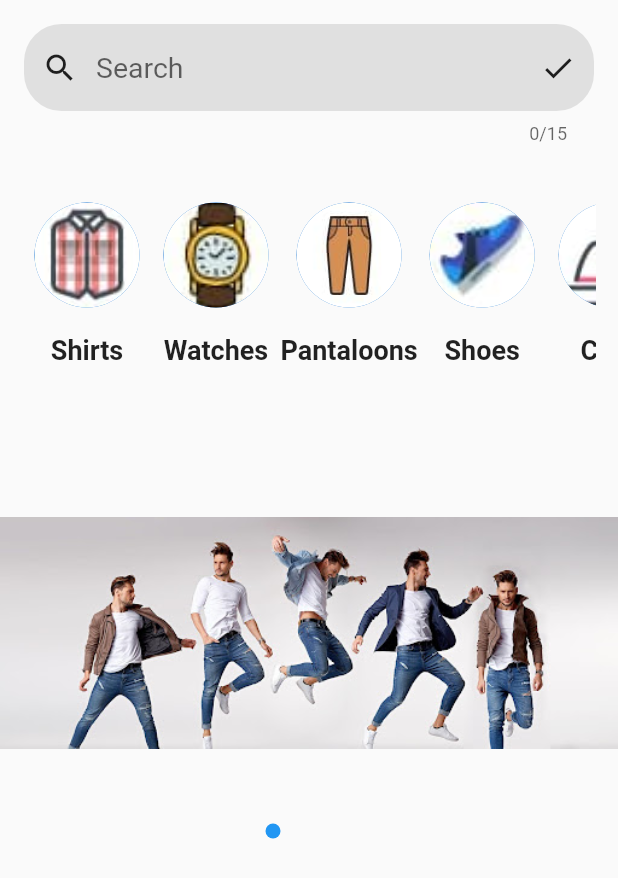
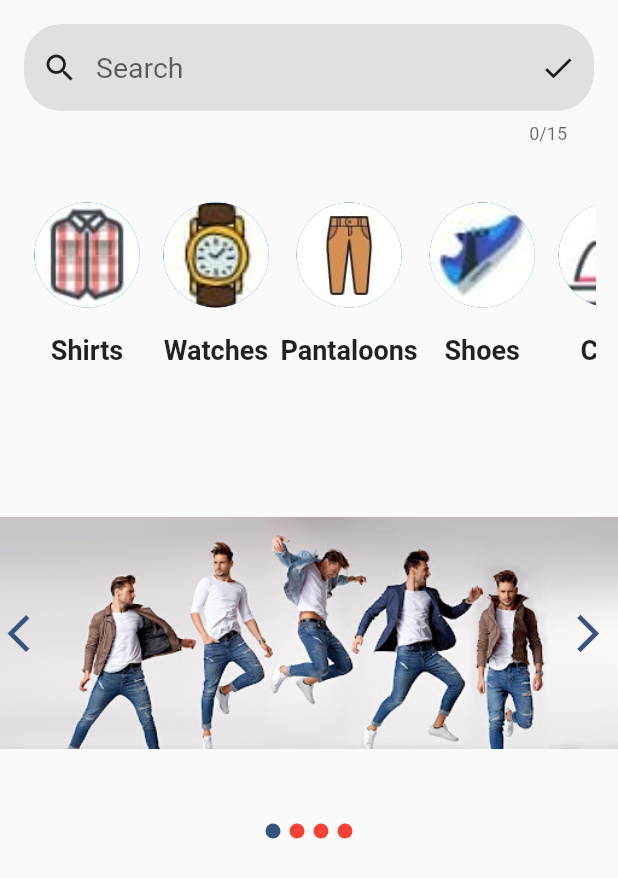
Before and after one commit to Tolbaax/shopify, a Flutter app: the HomeView screen opened by its route, on a phone screen of 412 x 824 dp. Shown: the top 878 px of the screen. Run offline on Flutter 3.47's test engine with Material 2 defaults, Android fonts, the phone set to English and light mode, and no system bars; our stand-ins replace animated_splash_screen, bottom_navy_bar, flutter_swiper_null_safety, font_awesome_flutter, google_fonts; Roboto replaces fonts that are missing (Acme).

Commit message:
Shopify UI App

```diff
--- a/lib/View/Screens/HomeView.dart
+++ b/lib/View/Screens/HomeView.dart
@@ -85,8 +85,15 @@ class _HomeViewState extends State<HomeView> {
               Container(
                 height: 300,width: double.infinity,
                 child: Swiper(
+                  pagination: new SwiperPagination(
+                    alignment: Alignment.bottomCenter,
+                    builder: new DotSwiperPaginationBuilder(
+                        color: Colors.red, activeColor: Color(0xff38547C)),
+                  ),
+                  control: new SwiperControl(
+                    color: Color(0xff38547C),
+                  ),
                   autoplay: true,
-                  pagination: SwiperPagination(builder: SwiperPagination.dots),
                   itemCount: imageList.length,
                   itemBuilder: (context,index)
                   {
```
